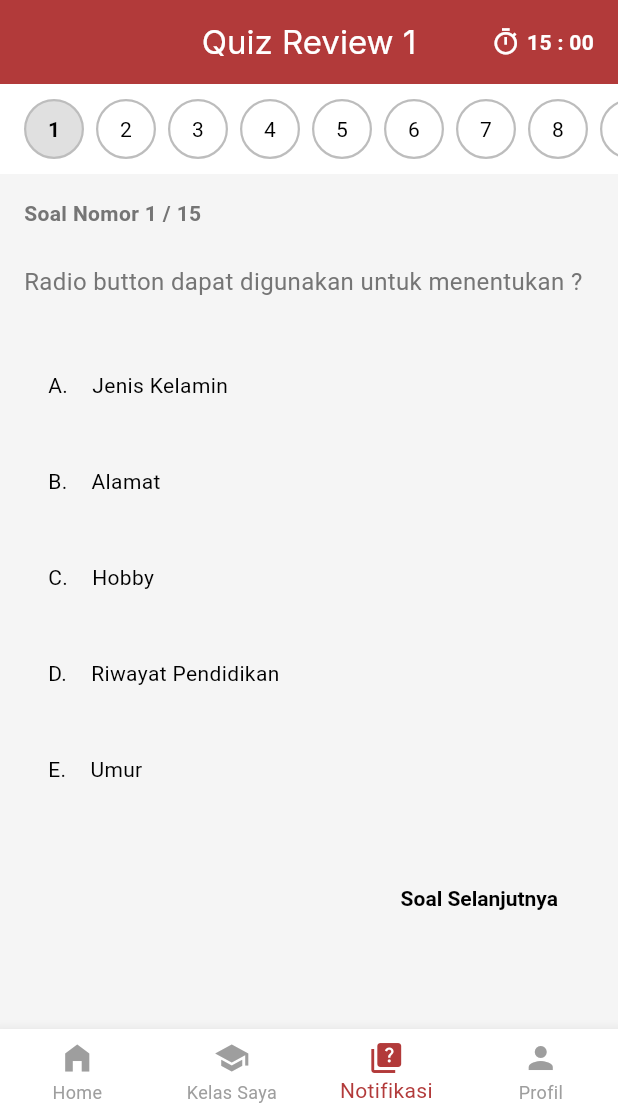
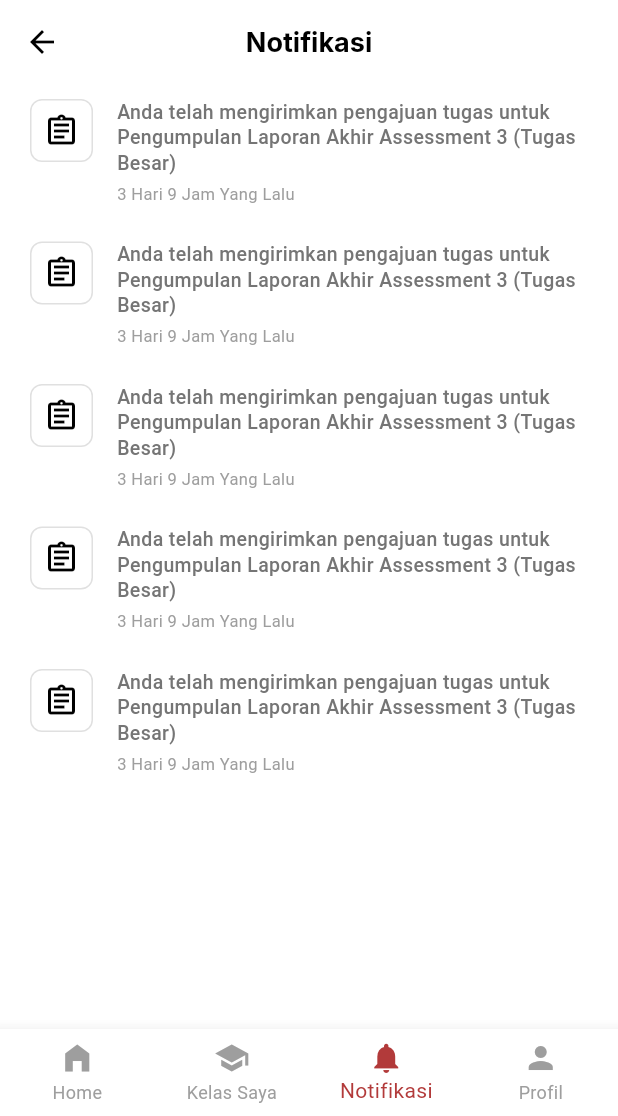
Before and after one commit to NandaaAyyy/lms_study, a Flutter app: the HomePage screen opened directly, item 3 of the bottom bar chosen, on a phone screen of 412 x 824 dp, the part 120-1236 px from its top. Run offline on Flutter 3.47's test engine with Material 3 defaults, Android fonts, the light colour scheme and no system bars; our stand-ins replace google_fonts; network calls fail.

Commit message:
commit-16= menambah notification_page

```diff
--- a/lib/pages/home_page.dart
+++ b/lib/pages/home_page.dart
@@ -1,6 +1,7 @@
 import 'package:flutter/material.dart';
 import '../core/theme/app_colors.dart';
 import 'course_list_page.dart';
+import 'notification_page.dart';
 import 'quiz_page.dart';
 import 'profile_page.dart';
 import 'announcement_page.dart';
@@ -21,7 +22,7 @@ class _HomePageState extends State<HomePage> {
   final List<Widget> _pages = [
     const HomeBody(),     // Defined below
     const CourseListPage(),
-    const QuizPage(),
+    const NotificationPage(),
     const ProfilePage(),
   ];
 
@@ -80,8 +81,8 @@ class _HomePageState extends State<HomePage> {
             label: 'Kelas Saya', // Matching "Course" intent
           ),
           BottomNavigationBarItem(
-            icon: Icon(Icons.quiz),
-            label: 'Notifikasi', // Using Quiz icon but typically Notifications or Task
+            icon: Icon(Icons.notifications),
+            label: 'Notifikasi',
           ),
            BottomNavigationBarItem(
             icon: Icon(Icons.person),
--- /dev/null
+++ b/lib/pages/notification_page.dart
@@ -0,0 +1,105 @@
+import 'package:flutter/material.dart';
+import '../core/theme/app_colors.dart';
+
+class NotificationPage extends StatelessWidget {
+  const NotificationPage({super.key});
+
+  @override
+  Widget build(BuildContext context) {
+    return Scaffold(
+      backgroundColor: Colors.white,
+      appBar: AppBar(
+        title: const Text(
+          'Notifikasi',
+          style: TextStyle(
+            color: Colors.black,
+            fontWeight: FontWeight.bold,
+            fontSize: 18
+          ),
+        ),
+        centerTitle: true,
+        backgroundColor: Colors.white,
+        elevation: 0,
+        leading: IconButton(
+          icon: const Icon(Icons.arrow_back, color: Colors.black),
+          onPressed: () {
+            // If pushed from tab, maybe just switch tab or pop?
+            // Usually top-level tabs don't have back button unless it's a stack.
+            // But the design shows a back button.
+            // For now, let's keep it. If it's a tab, back might not make sense unless it goes to Home.
+            // We'll leave standard behavior.
+            Navigator.maybePop(context);
+          },
+        ),
+      ),
+      body: ListView.builder(
+        padding: const EdgeInsets.symmetric(horizontal: 20, vertical: 10),
+        itemCount: 5, // Based on image showing multiple items
+        itemBuilder: (context, index) {
+          return const NotificationItem(
+            text: 'Anda telah mengirimkan pengajuan tugas untuk Pengumpulan Laporan Akhir Assessment 3 (Tugas Besar)',
+            time: '3 Hari 9 Jam Yang Lalu',
+          );
+        },
+      ),
+    );
+  }
+}
+
+class NotificationItem extends StatelessWidget {
+  final String text;
+  final String time;
+
+  const NotificationItem({
+    super.key,
+    required this.text,
+    required this.time,
+  });
+
+  @override
+  Widget build(BuildContext context) {
+    return Padding(
+      padding: const EdgeInsets.only(bottom: 24.0),
+      child: Row(
+        crossAxisAlignment: CrossAxisAlignment.start,
+        children: [
+          // Icon
+          Container(
+            padding: const EdgeInsets.all(8),
+            decoration: BoxDecoration(
+              color: Colors.white,
+              border: Border.all(color: Colors.grey.shade300),
+              borderRadius: BorderRadius.circular(8),
+            ),
+            child: const Icon(Icons.assignment_outlined, size: 24, color: Colors.black),
+          ),
+          const SizedBox(width: 16),
+          // Text
+          Expanded(
+            child: Column(
+              crossAxisAlignment: CrossAxisAlignment.start,
+              children: [
+                Text(
+                  text,
+                  style: const TextStyle(
+                    fontSize: 13,
+                    fontWeight: FontWeight.w500,
+                    height: 1.3,
+                  ),
+                ),
+                const SizedBox(height: 4),
+                Text(
+                  time,
+                  style: TextStyle(
+                    fontSize: 11,
+                    color: Colors.grey.shade500,
+                  ),
+                ),
+              ],
+            ),
+          ),
+        ],
+      ),
+    );
+  }
+}
```
